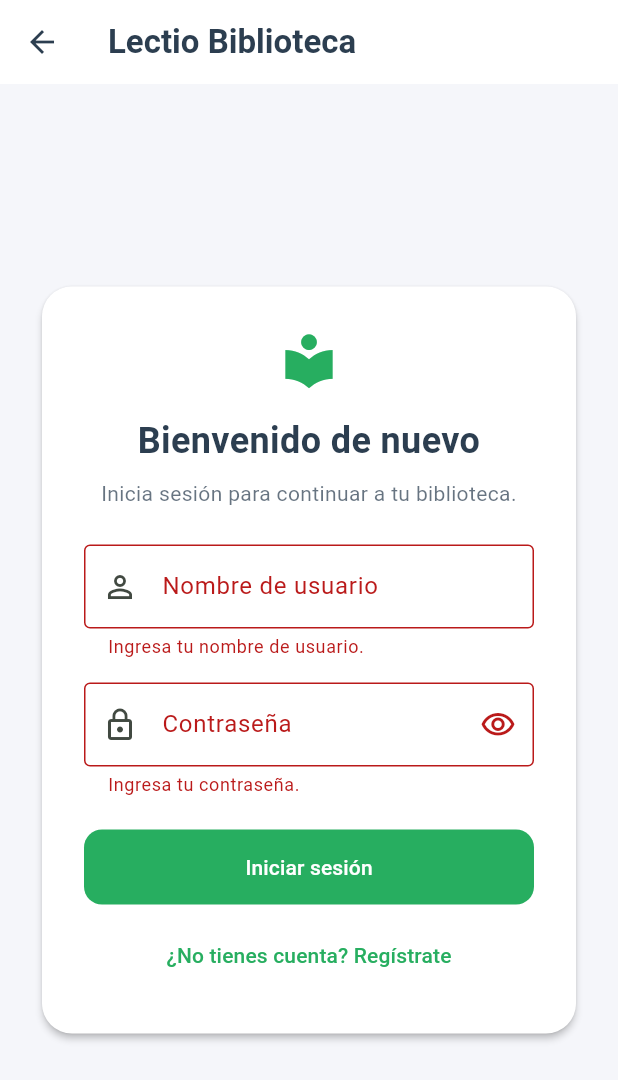
After one commit to DavidPadillla/LECTIO-F, a Flutter app: the LectioAuthPage screen opened directly, after a tap on "Iniciar sesión", on a phone screen of 412 x 824 dp. The commit adds this screen. Shown: the top 1080 px of the screen. Run offline on Flutter 3.47's test engine with Material 3 defaults, Android fonts, the phone set to English and light mode, and no system bars; our stand-ins replace audioplayers, google_fonts, video_player; network calls fail.

Commit message:
mplementar inicio de sesión y registro conectados al backend

```diff
--- /dev/null
+++ b/app/lib/features/auth/data/auth_http_client.dart
@@ -0,0 +1,7 @@
+import 'package:http/http.dart' as http;
+
+import 'auth_http_client_stub.dart'
+    if (dart.library.js_interop) 'auth_http_client_web.dart'
+    as platform;
+
+http.Client createAuthHttpClient() => platform.createAuthHttpClient();
--- /dev/null
+++ b/app/lib/features/auth/data/auth_http_client_stub.dart
@@ -0,0 +1,3 @@
+import 'package:http/http.dart' as http;
+
+http.Client createAuthHttpClient() => http.Client();
--- /dev/null
+++ b/app/lib/features/auth/data/auth_http_client_web.dart
@@ -0,0 +1,4 @@
+import 'package:http/browser_client.dart';
+import 'package:http/http.dart' as http;
+
+http.Client createAuthHttpClient() => BrowserClient()..withCredentials = true;
--- /dev/null
+++ b/app/lib/features/auth/presentation/lectio_auth_page.dart
@@ -0,0 +1,289 @@
+import 'package:flutter/material.dart';
+
+import '../data/lectio_auth_service.dart';
+import 'lectio_member_page.dart';
+
+class LectioAuthPage extends StatefulWidget {
+  const LectioAuthPage({super.key, this.authService});
+
+  final LectioAuthService? authService;
+
+  @override
+  State<LectioAuthPage> createState() => _LectioAuthPageState();
+}
+
+class _LectioAuthPageState extends State<LectioAuthPage> {
+  final _formKey = GlobalKey<FormState>();
+  final _usernameController = TextEditingController();
+  final _passwordController = TextEditingController();
+  final _confirmationController = TextEditingController();
+  late final LectioAuthService _authService;
+  late final bool _ownsAuthService;
+  bool _isRegistering = false;
+  bool _isLoading = false;
+  bool _obscurePassword = true;
+  String? _message;
+  bool _messageIsError = false;
+
+  @override
+  void initState() {
+    super.initState();
+    _ownsAuthService = widget.authService == null;
+    _authService = widget.authService ?? LectioAuthService();
+  }
+
+  @override
+  void dispose() {
+    _usernameController.dispose();
+    _passwordController.dispose();
+    _confirmationController.dispose();
+    if (_ownsAuthService) _authService.close();
+    super.dispose();
+  }
+
+  void _setMode(bool registering) {
+    if (_isLoading || registering == _isRegistering) return;
+    setState(() {
+      _isRegistering = registering;
+      _message = null;
+      _messageIsError = false;
+      _formKey.currentState?.reset();
+    });
+  }
+
+  Future<void> _submit() async {
+    if (_isLoading || !_formKey.currentState!.validate()) return;
+    FocusScope.of(context).unfocus();
+    setState(() {
+      _isLoading = true;
+      _message = null;
+    });
+
+    try {
+      if (_isRegistering) {
+        await _authService.register(
+          username: _usernameController.text,
+          password: _passwordController.text,
+        );
+        if (!mounted) return;
+        setState(() {
+          _isRegistering = false;
+          _isLoading = false;
+          _message = 'Cuenta creada. Ahora puedes iniciar sesión.';
+          _messageIsError = false;
+          _passwordController.clear();
+          _confirmationController.clear();
+        });
+        return;
+      }
+
+      final session = await _authService.login(
+        username: _usernameController.text,
+        password: _passwordController.text,
+      );
+      if (!mounted) return;
+      await Navigator.of(context).pushReplacement(
+        MaterialPageRoute<void>(
+          builder: (_) => LectioMemberPage(session: session),
+        ),
+      );
+    } on AuthException catch (error) {
+      if (!mounted) return;
+      setState(() {
+        _message = error.message;
+        _messageIsError = true;
+      });
+    } finally {
+      if (mounted) setState(() => _isLoading = false);
+    }
+  }
+
+  @override
+  Widget build(BuildContext context) {
+    const green = Color(0xFF27AE60);
+    const navy = Color(0xFF2C3E50);
+
+    return Scaffold(
+      backgroundColor: const Color(0xFFF5F6FA),
+      appBar: AppBar(
+        backgroundColor: Colors.white,
+        foregroundColor: navy,
+        elevation: 0,
+        title: const Text(
+          'Lectio Biblioteca',
+          style: TextStyle(fontWeight: FontWeight.w700),
+        ),
+      ),
+      body: Center(
+        child: SingleChildScrollView(
+          padding: const EdgeInsets.all(24),
+          child: ConstrainedBox(
+            constraints: const BoxConstraints(maxWidth: 440),
+            child: Card(
+              color: Colors.white,
+              elevation: 2,
+              shape: RoundedRectangleBorder(
+                borderRadius: BorderRadius.circular(20),
+              ),
+              child: Padding(
+                padding: const EdgeInsets.all(28),
+                child: Form(
+                  key: _formKey,
+                  child: Column(
+                    crossAxisAlignment: CrossAxisAlignment.stretch,
+                    children: [
+                      const Icon(Icons.local_library, color: green, size: 42),
+                      const SizedBox(height: 16),
+                      Text(
+                        _isRegistering ? 'Crear cuenta' : 'Bienvenido de nuevo',
+                        textAlign: TextAlign.center,
+                        style: const TextStyle(
+                          color: navy,
+                          fontSize: 24,
+                          fontWeight: FontWeight.w700,
+                        ),
+                      ),
+                      const SizedBox(height: 8),
+                      Text(
+                        _isRegistering
+                            ? 'Regístrate para acceder a Lectio.'
+                            : 'Inicia sesión para continuar a tu biblioteca.',
+                        textAlign: TextAlign.center,
+                        style: TextStyle(color: navy.withValues(alpha: .72)),
+                      ),
+                      const SizedBox(height: 24),
+                      TextFormField(
+                        controller: _usernameController,
+                        enabled: !_isLoading,
+                        textInputAction: TextInputAction.next,
+                        textCapitalization: TextCapitalization.none,
+                        autocorrect: false,
+                        decoration: const InputDecoration(
+                          labelText: 'Nombre de usuario',
+                          prefixIcon: Icon(Icons.person_outline),
+                          border: OutlineInputBorder(),
+                        ),
+                        validator: (value) =>
+                            value == null || value.trim().isEmpty
+                            ? 'Ingresa tu nombre de usuario.'
+                            : null,
+                      ),
+                      const SizedBox(height: 16),
+                      TextFormField(
+                        controller: _passwordController,
+                        enabled: !_isLoading,
+                        obscureText: _obscurePassword,
+                        textInputAction: _isRegistering
+                            ? TextInputAction.next
+                            : TextInputAction.done,
+                        onFieldSubmitted: (_) {
+                          if (!_isRegistering) _submit();
+                        },
+                        decoration: InputDecoration(
+                          labelText: 'Contraseña',
+                          prefixIcon: const Icon(Icons.lock_outline),
+                          border: const OutlineInputBorder(),
+                          suffixIcon: IconButton(
+                            onPressed: () => setState(
+                              () => _obscurePassword = !_obscurePassword,
+                            ),
+                            icon: Icon(
+                              _obscurePassword
+                                  ? Icons.visibility_outlined
+                                  : Icons.visibility_off_outlined,
+                            ),
+                          ),
+                        ),
+                        validator: (value) {
+                          if (value == null || value.isEmpty) {
+                            return 'Ingresa tu contraseña.';
+                          }
+                          if (_isRegistering && value.length < 6) {
+                            return 'Usa al menos 6 caracteres.';
+                          }
+                          return null;
+                        },
+                      ),
+                      if (_isRegistering) ...[
+                        const SizedBox(height: 16),
+                        TextFormField(
+                          controller: _confirmationController,
+                          enabled: !_isLoading,
+                          obscureText: _obscurePassword,
+                          textInputAction: TextInputAction.done,
+                          onFieldSubmitted: (_) => _submit(),
+                          decoration: const InputDecoration(
+                            labelText: 'Confirmar contraseña',
+                            prefixIcon: Icon(Icons.lock_reset_outlined),
+                            border: OutlineInputBorder(),
+                          ),
+                          validator: (value) =>
+                              value != _passwordController.text
+                              ? 'Las contraseñas no coinciden.'
+                              : null,
+                        ),
+                      ],
+                      if (_message case final message?) ...[
+                        const SizedBox(height: 16),
+                        Semantics(
+                          liveRegion: true,
+                          child: Text(
+                            message,
+                            textAlign: TextAlign.center,
+                            style: TextStyle(
+                              color: _messageIsError
+                                  ? Colors.red.shade700
+                                  : green,
+                              fontWeight: FontWeight.w600,
+                            ),
+                          ),
+                        ),
+                      ],
+                      const SizedBox(height: 22),
+                      FilledButton(
+                        onPressed: _isLoading ? null : _submit,
+                        style: FilledButton.styleFrom(
+                          backgroundColor: green,
+                          foregroundColor: Colors.white,
+                          padding: const EdgeInsets.symmetric(vertical: 15),
+                          shape: RoundedRectangleBorder(
+                            borderRadius: BorderRadius.circular(12),
+                          ),
+                        ),
+                        child: _isLoading
+                            ? const SizedBox.square(
+                                dimension: 20,
+                                child: CircularProgressIndicator(
+                                  strokeWidth: 2,
+                                  color: Colors.white,
+                                ),
+                              )
+                            : Text(
+                                _isRegistering
+                                    ? 'Crear cuenta'
+                                    : 'Iniciar sesión',
+                              ),
+                      ),
+                      const SizedBox(height: 10),
+                      TextButton(
+                        onPressed: _isLoading
+                            ? null
+                            : () => _setMode(!_isRegistering),
+                        child: Text(
+                          _isRegistering
+                              ? '¿Ya tienes cuenta? Inicia sesión'
+                              : '¿No tienes cuenta? Regístrate',
+                          style: const TextStyle(color: green),
+                        ),
+                      ),
+                    ],
+                  ),
+                ),
+              ),
+            ),
+          ),
+        ),
+      ),
+    );
+  }
+}
--- a/app/pubspec.yaml
+++ b/app/pubspec.yaml
@@ -37,6 +37,7 @@ dependencies:
   audioplayers: ^6.5.1
   google_fonts: ^8.2.1
   video_player: ^2.11.1
+  http: ^1.6.0
 
 dev_dependencies:
   flutter_test:
```
Also changed, not shown: app/lib/features/auth/data/lectio_auth_service.dart (added, +168 -0 lines), app/lib/features/auth/presentation/lectio_member_page.dart (added, +55 -0 lines), app/lib/features/home/presentation/lectio_home_page.dart (+8 -1 lines), app/pubspec.lock, 2 other files.
